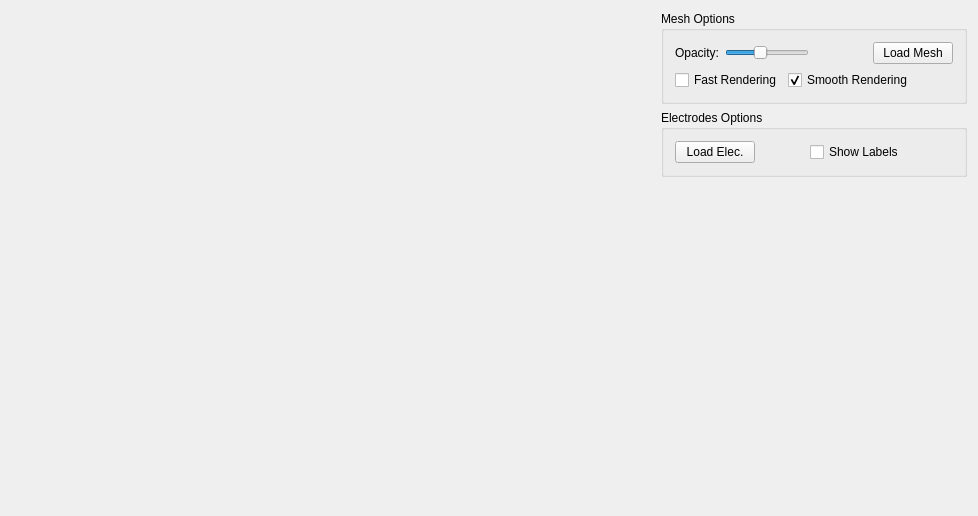
Above: src/Widgets/SEEGViewer/AwSEEGWidget.ui from HIP-infrastructure/anywave-code before the change. Below: the same form after it.
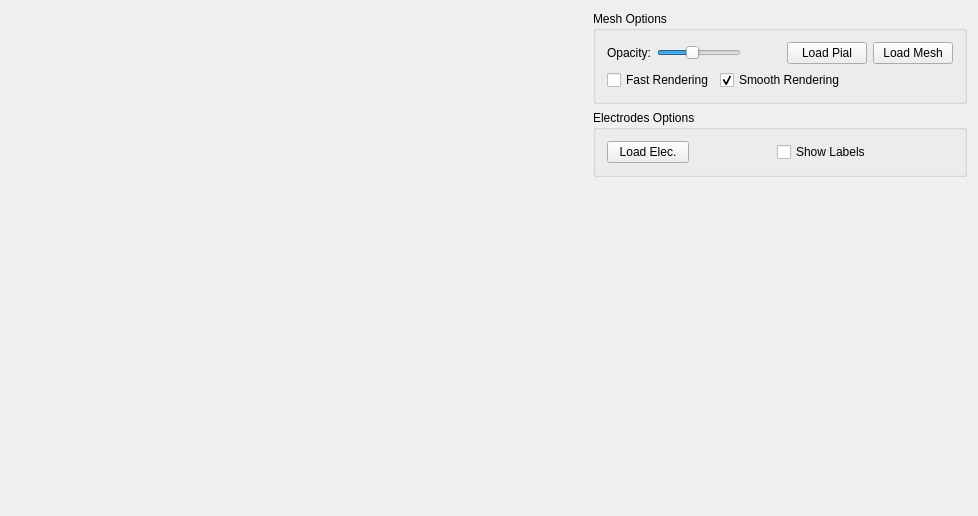
That is the form after the change. Icons and pictures are not drawn.

Commit message: Addied a freesurfer surface reader for the SEEG Viewer. This is a vtk reader.

What changed in the file:
```diff
--- a/src/Widgets/SEEGViewer/AwSEEGWidget.ui
+++ b/src/Widgets/SEEGViewer/AwSEEGWidget.ui
@@ -94,6 +94,13 @@
               </property>
              </spacer>
             </item>
+            <item>
+             <widget class="QPushButton" name="pushButton">
+              <property name="text">
+               <string>Load Pial</string>
+              </property>
+             </widget>
+            </item>
             <item>
              <widget class="QPushButton" name="buttonLoadMesh">
               <property name="text">
```
The commit also changes 7 other files.
